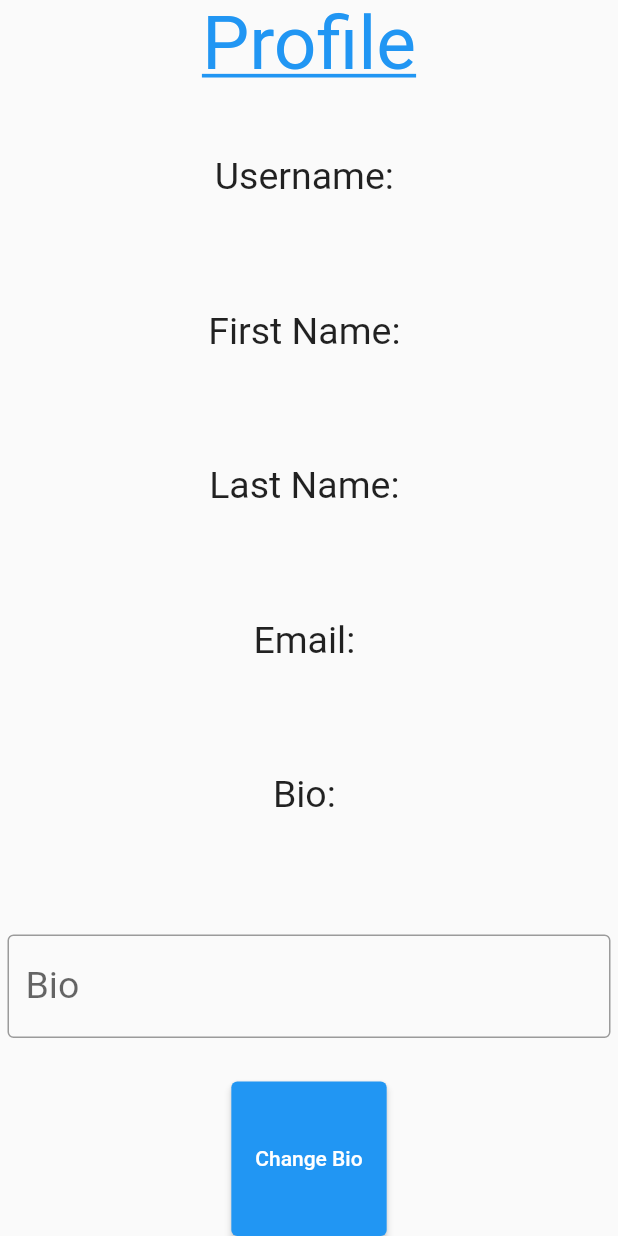
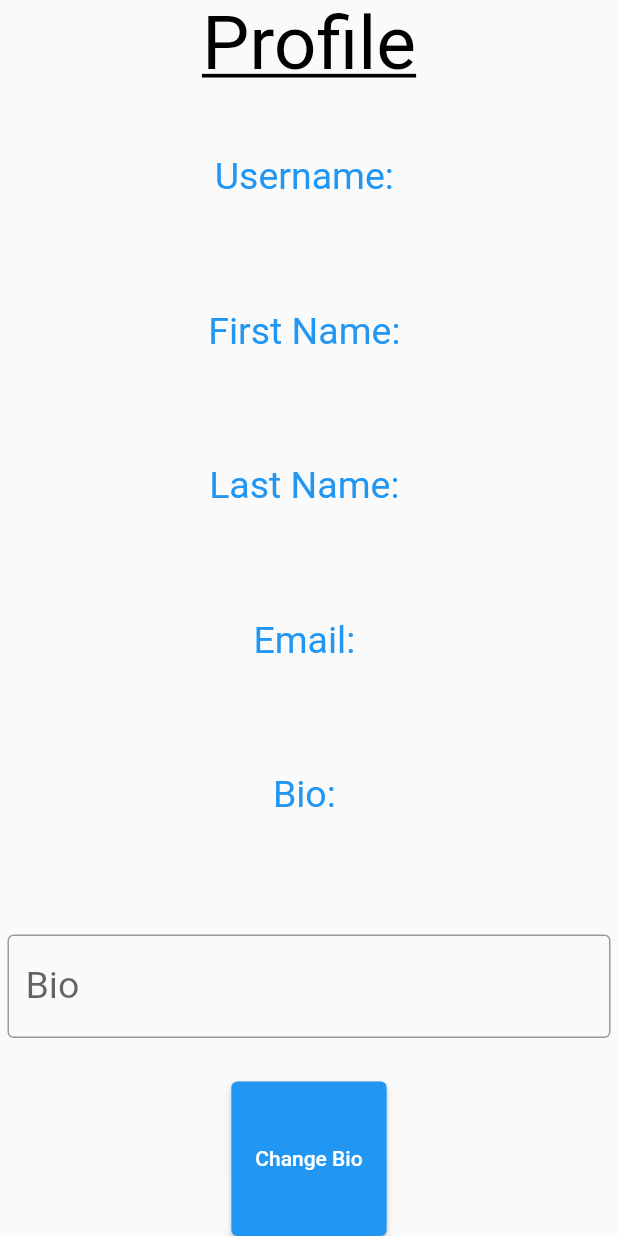
Before and after one commit to andreww0321/idk_what_to_eat_flutter, a Flutter app: the Profile screen opened directly with empty values, on a phone screen of 412 x 824 dp. Run offline on Flutter 3.47's test engine with Material 2 defaults, Android fonts, the phone set to English and light mode, and no system bars; our stand-ins replace cloud_firestore, firebase_auth, firebase_core, firebase_storage, image_picker; accounts and stored records are empty.

Commit message:
Final aesthetic changes

```diff
--- a/lib/profile.dart
+++ b/lib/profile.dart
@@ -29,7 +29,7 @@ class _ProfileState extends State<Profile> {
                         style: TextStyle(
                           fontSize: 50,
                           decoration: TextDecoration.underline,
-                          color: Colors.blue
+                          color: Colors.black
                         )
                     )
               ),
@@ -38,6 +38,7 @@ class _ProfileState extends State<Profile> {
               child:Text("Username: " + widget.currentUser.username,
                   style: TextStyle(
                     fontSize: 25,
+                      color: Colors.blue
                   )
               )
 
@@ -48,6 +49,7 @@ class _ProfileState extends State<Profile> {
       child:Text("First Name: " + widget.currentUser.firstName,
           style: TextStyle(
             fontSize: 25,
+              color: Colors.blue
           )
       )
 
@@ -57,6 +59,7 @@ class _ProfileState extends State<Profile> {
                   child:Text("Last Name: " + widget.currentUser.lastName,
                       style: TextStyle(
                         fontSize: 25,
+                          color: Colors.blue
                       )
                   )
 
@@ -66,17 +69,21 @@ class _ProfileState extends State<Profile> {
              child:Text("Email: " + widget.currentUser.email,
                  style: TextStyle(
                    fontSize: 25,
+                     color: Colors.blue
                  )
              )
 
          ),
   Expanded(
+      child: Padding(
+          padding:  EdgeInsets.only(left: 10, right: 10),
   // This displays the email for the user
   child:Text("Bio: " + widget.currentUser.bio,
   style: TextStyle(
   fontSize: 25,
+      color: Colors.blue
   )
-  )),
+  )),),
 
               Expanded(
                   child: Padding(
@@ -84,7 +91,8 @@ class _ProfileState extends State<Profile> {
                       // This displays the email for the user
                       child:TextFormField(controller: bioController,
                             style: TextStyle(
-                                fontSize: 25
+                                fontSize: 25,
+                                color: Colors.blue
       ),
                             decoration: const InputDecoration(
                               border: OutlineInputBorder(),
```
